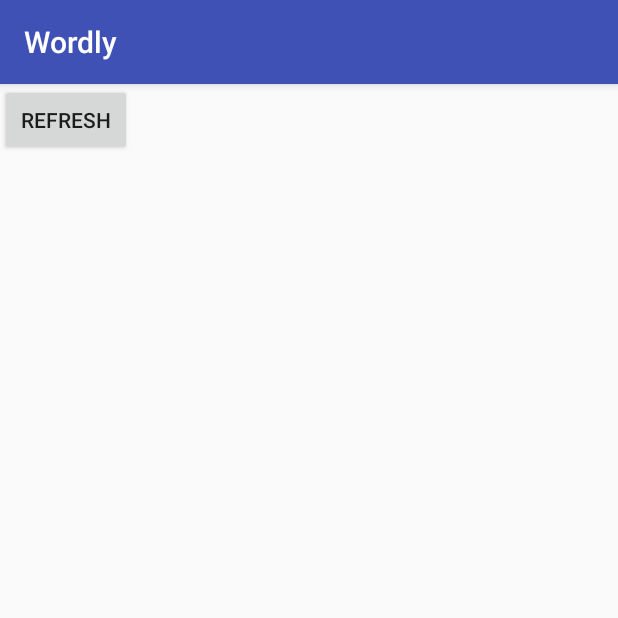
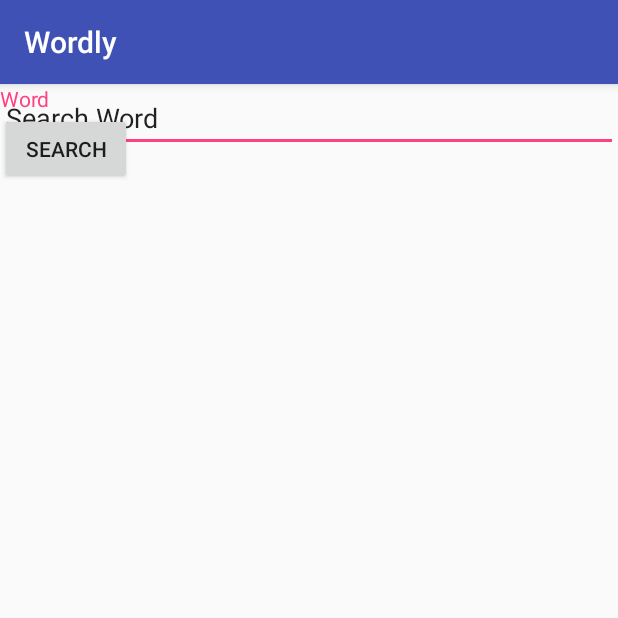
Before and after one commit to JasmienSCels/Wordly, an Android app: the screen it shows after launch (DailyWordActivity), on a phone screen of 412 x 824 dp, the top half of it. Run offline under Robolectric (Android 15) with nearby library versions, the phone set to English and light mode, and no system bars; our stand-ins replace Dagger/Hilt's generated code.

Commit message:
Attempted to test VM; added in search editView, called for it in API and displayed back t user

```diff
--- a/app/src/main/java/com/example/jasmiensofiecels/wordly/service/model/OxfordEntry/Example.java
+++ b/app/src/main/java/com/example/jasmiensofiecels/wordly/service/model/OxfordEntry/Example.java
@@ -20,6 +20,7 @@ public class Example {
     @SerializedName("metadata")
     @Expose
     private Metadata metadata;
+
     @SerializedName("results")
     @Expose
     private List<Result> results = null;
--- a/app/src/main/java/com/example/jasmiensofiecels/wordly/view/dailyWord/DailyWordActivity.java
+++ b/app/src/main/java/com/example/jasmiensofiecels/wordly/view/dailyWord/DailyWordActivity.java
@@ -8,6 +8,8 @@ import android.support.annotation.Nullable;
 import android.util.Log;
 import android.view.View;
 import android.widget.Button;
+import android.widget.EditText;
+import android.widget.TextView;
 
 import com.example.jasmiensofiecels.wordly.R;
 import com.example.jasmiensofiecels.wordly.service.model.OxfordEntry.Example;
@@ -31,7 +33,10 @@ public class DailyWordActivity extends BaseActivity implements DailyWordView {
     @Inject
     DictionaryViewModelFactory factory;
 
+    //UI Widgets
     Button refreshBtn;
+    EditText searchTv;
+    TextView wordTitle;
 
     private DictionaryViewModel viewModel;
 
@@ -45,12 +50,19 @@ public class DailyWordActivity extends BaseActivity implements DailyWordView {
         viewModel = ViewModelProviders.of(this, factory).get(DictionaryViewModel.class);
         observeViewModel(viewModel);
 
-        refreshBtn = findViewById(R.id.refreshBtn);
+
+        searchTv = findViewById(R.id.search_word_et);
+        wordTitle = findViewById(R.id.defined_word_tv);
+
+
+        refreshBtn = findViewById(R.id.search_btn);
         refreshBtn.setOnClickListener(new View.OnClickListener() {
             @Override
             public void onClick(View v) {
                 MutableLiveData<String> wordChange = new MutableLiveData<>();
-                wordChange.setValue("second");
+
+                //TODO: Check against null inputs
+                wordChange.setValue(searchTv.getText().toString());
                 viewModel.onWordRefresh(wordChange);
 
                 //TODO: why do I need to observe again??? Scope?
@@ -63,15 +75,15 @@ public class DailyWordActivity extends BaseActivity implements DailyWordView {
         viewModel.getResultObservable().observe(this, new Observer<Example>() {
             @Override
             public void onChanged(@Nullable Example response) {
-                //TODO: update UI
+                renderWordOfTheDay(response);
                 Log.d("Observable", response.getResults().get(0).getWord());
             }
         });
     }
 
     @Override
-    public void renderWordOfTheDay() {
-
+    public void renderWordOfTheDay(Example response) {
+        wordTitle.setText(response.getResults().get(0).getId());
     }
 
     @Override
--- a/app/src/main/java/com/example/jasmiensofiecels/wordly/view/dailyWord/DailyWordView.java
+++ b/app/src/main/java/com/example/jasmiensofiecels/wordly/view/dailyWord/DailyWordView.java
@@ -1,5 +1,6 @@
 package com.example.jasmiensofiecels.wordly.view.dailyWord;
 
+import com.example.jasmiensofiecels.wordly.service.model.OxfordEntry.Example;
 import com.example.jasmiensofiecels.wordly.view.base.BaseView;
 
 /**
@@ -10,7 +11,7 @@ import com.example.jasmiensofiecels.wordly.view.base.BaseView;
 
 public interface DailyWordView extends BaseView {
 
-    void renderWordOfTheDay();
+    void renderWordOfTheDay(Example response);
 
     void refreshWordOfTheDay();
 
--- a/app/src/main/java/com/example/jasmiensofiecels/wordly/viewModel/DictionaryViewModel.java
+++ b/app/src/main/java/com/example/jasmiensofiecels/wordly/viewModel/DictionaryViewModel.java
@@ -18,7 +18,7 @@ public class DictionaryViewModel extends ViewModel {
 
     public DictionaryRepository repository;
 
-    private static MutableLiveData<Example> resultObservable = new MutableLiveData<Example>() {} ;
+    private static MutableLiveData<Example> resultObservable = new MutableLiveData<>();
 
 
     public DictionaryViewModel(DictionaryRepository repository) {
@@ -29,6 +29,8 @@ public class DictionaryViewModel extends ViewModel {
         resultObservable = this.repository.getWordOfTheDay("en", word);
     }
 
+
+
     public void onWordRefresh(MutableLiveData<String> word) {
         resultObservable = repository.getWordOfTheDay("en", word);
     }
--- a/app/src/main/res/layout/activity_daily_word.xml
+++ b/app/src/main/res/layout/activity_daily_word.xml
@@ -1,18 +1,57 @@
 <?xml version="1.0" encoding="utf-8"?>
 <android.support.constraint.ConstraintLayout xmlns:android="http://schemas.android.com/apk/res/android"
-    xmlns:app="http://schemas.android.com/apk/res-auto"
     xmlns:tools="http://schemas.android.com/tools"
     android:layout_width="match_parent"
     android:layout_height="match_parent"
-    tools:context="com.example.jasmiensofiecels.wordly.view.dailyWord.DailyWordActivity">
+    android:minHeight="0dp"
+    tools:context="com.example.jasmiensofiecels.wordly.view.dailyWord.DailyWordActivity"
+    tools:layout_editor_absoluteY="81dp">
 
-    <Button
-        android:id="@+id/refreshBtn"
-        android:layout_width="wrap_content"
+        <!--Search word Multi-Auto Complete -->
+    <LinearLayout
+        android:id="@+id/search_layout_linear"
+        android:layout_width="match_parent"
+        android:layout_height="wrap_content">
+
+
+        <EditText
+            android:id="@+id/search_word_et"
+            android:layout_width="match_parent"
+            android:layout_height="wrap_content"
+            android:layout_weight="1"
+            android:text="Search Word" />
+
+    </LinearLayout>
+
+
+        <!--Definition Displayed-->
+    <LinearLayout
+        android:id="@+id/definition_layout_linear"
+        android:layout_width="match_parent"
         android:layout_height="wrap_content"
-        android:text="Refresh"
-        tools:layout_editor_absoluteX="250dp"
-        tools:layout_editor_absoluteY="206dp" />
+
+        android:layout_alignParentBottom="true"
+        android:orientation="vertical"
+        tools:layout_editor_absoluteX="16dp"
+        tools:layout_editor_absoluteY="222dp">
+
+        <TextView
+            android:id="@+id/defined_word_tv"
+            android:layout_width="wrap_content"
+            android:layout_height="wrap_content"
+            android:hint="word"
+            android:text="Word"
+            android:textColor="@color/colorAccent" />
+
+        <Button
+            android:id="@+id/search_btn"
+            android:layout_width="wrap_content"
+            android:layout_height="wrap_content"
+            android:text="Search"
+            tools:layout_editor_absoluteX="205dp"
+            tools:layout_editor_absoluteY="297dp" />
+
+    </LinearLayout>
 
 
 </android.support.constraint.ConstraintLayout>
```
Also changed, not shown: app/build.gradle (+7 -2 lines), 3 other files.
